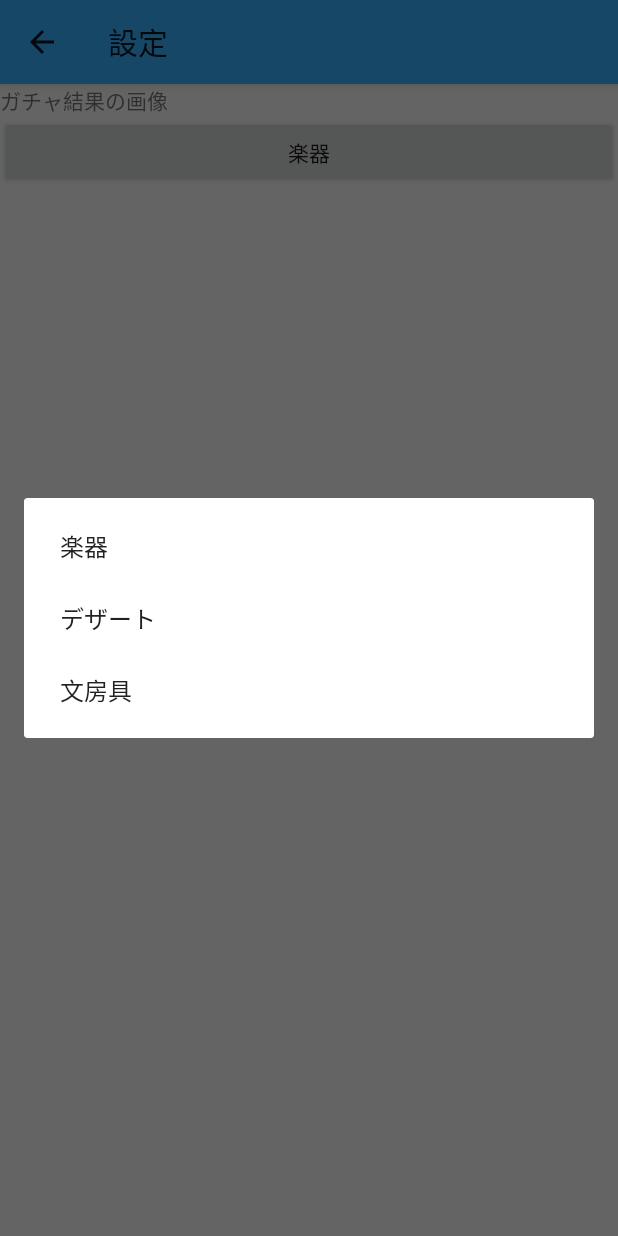
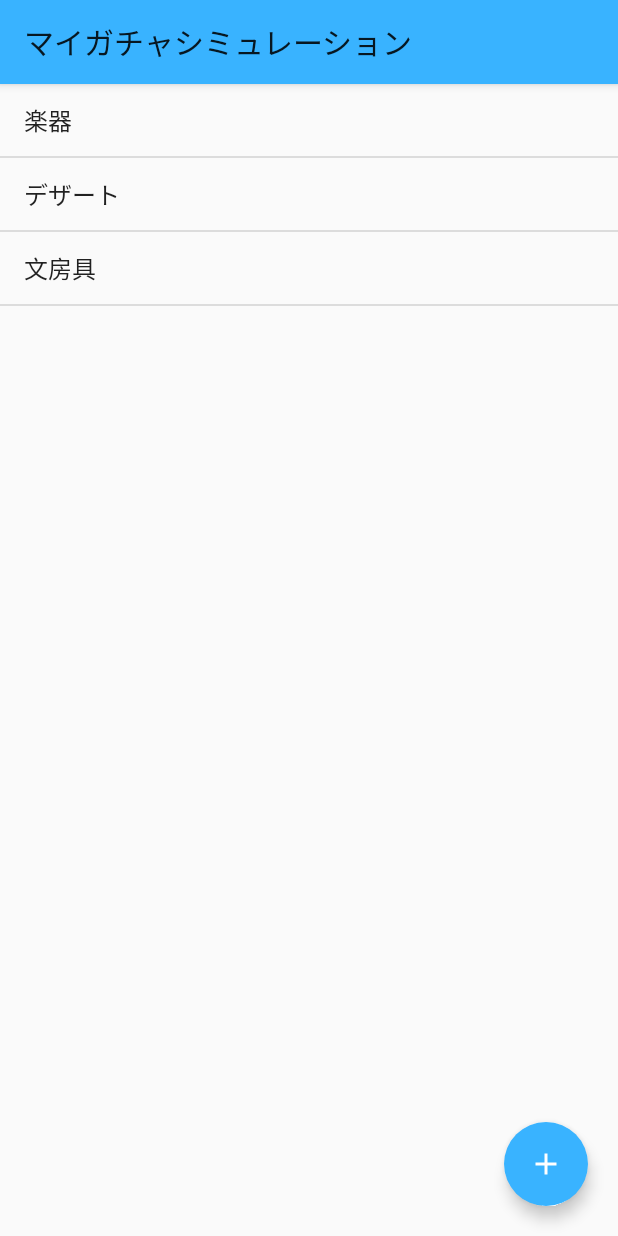
Before and after one commit to yama3104/gachasimu, an Android app: the SettingActivity screen opened directly, with no data from a screen before it, after a tap on "楽器", on a phone screen of 412 x 824 dp. Run offline under Robolectric (Android 15) with nearby library versions, the phone set to English and light mode, and no system bars; our stand-ins replace AdMob; libraries missing offline, so code that uses them is left out: io.realm.

Commit message:
画像端末内保存まで

```diff
--- a/app/src/main/java/com/satoshi/gachasimu/SettingActivity.java
+++ b/app/src/main/java/com/satoshi/gachasimu/SettingActivity.java
@@ -54,7 +54,10 @@ public class SettingActivity extends AppCompatActivity implements View.OnClickLi
     public void onClick(View v) {
         switch (v.getId()) {
             case R.id.setting_img_btn:
+                Intent intent = new Intent(SettingActivity.this, SettingImageActivity.class);
+                startActivity(intent);
 
+                /*
                 AlertDialog.Builder listDlg = new AlertDialog.Builder(this);
                 listDlg.setItems(
                         items,
@@ -72,6 +75,7 @@ public class SettingActivity extends AppCompatActivity implements View.OnClickLi
                         });
                 listDlg.create().show();
                 break;
+                */
         }
 
     }
--- /dev/null
+++ b/app/src/main/java/com/satoshi/gachasimu/SettingImageActivity.java
@@ -0,0 +1,48 @@
+package com.satoshi.gachasimu;
+
+import android.content.Intent;
+import android.support.design.widget.FloatingActionButton;
+import android.support.v7.app.AppCompatActivity;
+import android.os.Bundle;
+import android.view.View;
+import android.widget.ArrayAdapter;
+import android.widget.ListView;
+
+public class SettingImageActivity extends AppCompatActivity implements View.OnClickListener{
+
+    String[][] items = new String[13][6];
+    //ユーザが登録した画像のPathを格納する配列
+    //{title, img1.path, img2.path, ... img5.path}の順に入れる
+    final String[] itemsName = {"楽器", "デザート", "文房具"};
+
+    @Override
+    protected void onCreate(Bundle savedInstanceState) {
+        super.onCreate(savedInstanceState);
+        setContentView(R.layout.activity_setting_image);
+
+        FloatingActionButton fab = findViewById(R.id.fab);
+        fab.setOnClickListener(this);
+
+        //for(int i=0; i<items.length; i++) items[i][0] = "a";
+        for(int i=0; i<itemsName.length; i++) items[i][0] = itemsName[i];
+    }
+
+    @Override
+    protected void onResume() {
+        super.onResume();
+
+        int index = 0;
+        while(items[index][0] != null) index++;
+        String[] itemsTitle = new String[index];
+        for(int i=0; i < index; i++) itemsTitle[i] = items[i][0];
+
+        ListView listView = findViewById(R.id.listView1);
+        ArrayAdapter<String> arrayAdapter = new ArrayAdapter<>(this, android.R.layout.simple_list_item_1, itemsTitle);
+        listView.setAdapter(arrayAdapter);
+    }
+
+    public void onClick(View v) {
+        Intent intent = new Intent(SettingImageActivity.this, RegiImageActivity.class);
+        startActivity(intent);
+    }
+}
--- /dev/null
+++ b/app/src/main/res/layout/activity_setting_image.xml
@@ -0,0 +1,43 @@
+<?xml version="1.0" encoding="utf-8"?>
+<android.support.constraint.ConstraintLayout xmlns:android="http://schemas.android.com/apk/res/android"
+    xmlns:app="http://schemas.android.com/apk/res-auto"
+    xmlns:tools="http://schemas.android.com/tools"
+    xmlns:ads="http://schemas.android.com/apk/res-auto"
+    android:layout_width="match_parent"
+    android:layout_height="match_parent"
+    tools:context="com.satoshi.gachasimu.SettingImageActivity">
+
+    <RelativeLayout
+        android:layout_width="wrap_content"
+        android:layout_height="wrap_content">
+
+        <ListView
+            android:id="@+id/listView1"
+            android:layout_width="match_parent"
+            android:layout_height="match_parent"
+            android:layout_above="@id/adView"></ListView>
+
+        <android.support.design.widget.FloatingActionButton
+            android:id="@+id/fab"
+            android:layout_width="wrap_content"
+            android:layout_height="wrap_content"
+            android:layout_alignBottom="@id/listView1"
+            android:layout_alignRight="@id/listView1"
+            android:layout_marginBottom="20dp"
+            android:layout_marginRight="20dp"
+            android:src="@drawable/ic_add_black_24dp"
+            app:borderWidth="0dp" />
+
+        <com.google.android.gms.ads.AdView
+            android:id="@+id/adView"
+            android:layout_width="wrap_content"
+            android:layout_height="wrap_content"
+            android:layout_centerHorizontal="true"
+            android:layout_alignParentBottom="true"
+            ads:adSize="BANNER"
+            ads:adUnitId="@string/admob_banner_id">
+        </com.google.android.gms.ads.AdView>
+
+    </RelativeLayout>
+
+</android.support.constraint.ConstraintLayout>
--- a/build.gradle
+++ b/build.gradle
@@ -7,7 +7,7 @@ buildscript {
         jcenter()
     }
     dependencies {
-        classpath 'com.android.tools.build:gradle:3.0.1'
+        classpath 'com.android.tools.build:gradle:3.1.4'
 
 
         // NOTE: Do not place your application dependencies here; they belong
```
Also changed, not shown: app/build.gradle (+11 -9 lines), app/src/main/AndroidManifest.xml (+11 -1 lines), app/src/main/java/com/satoshi/gachasimu/RegiImageActivity.java (added, +363 -0 lines), app/src/main/res/layout/activity_regi_image.xml (added, +158 -0 lines), gradle/wrapper/gradle-wrapper.properties, 1 other file.
